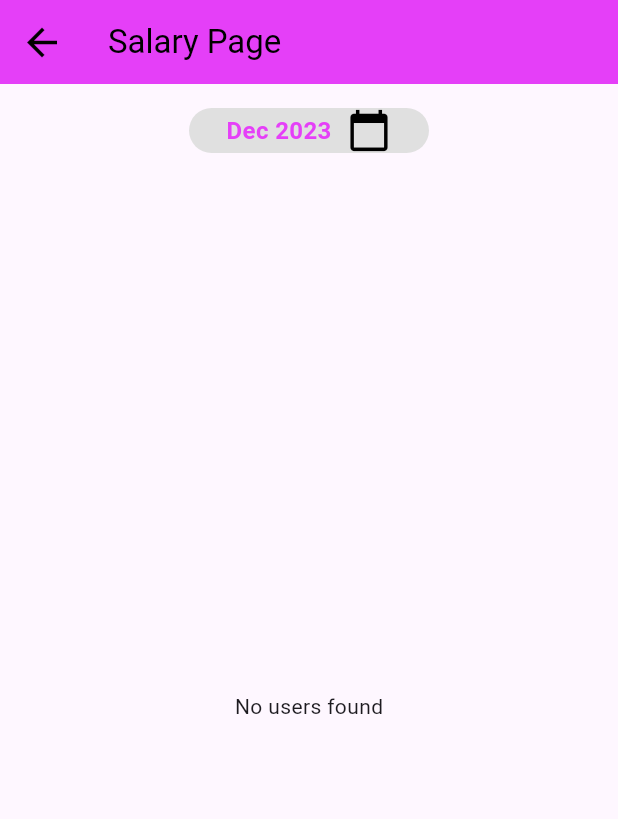
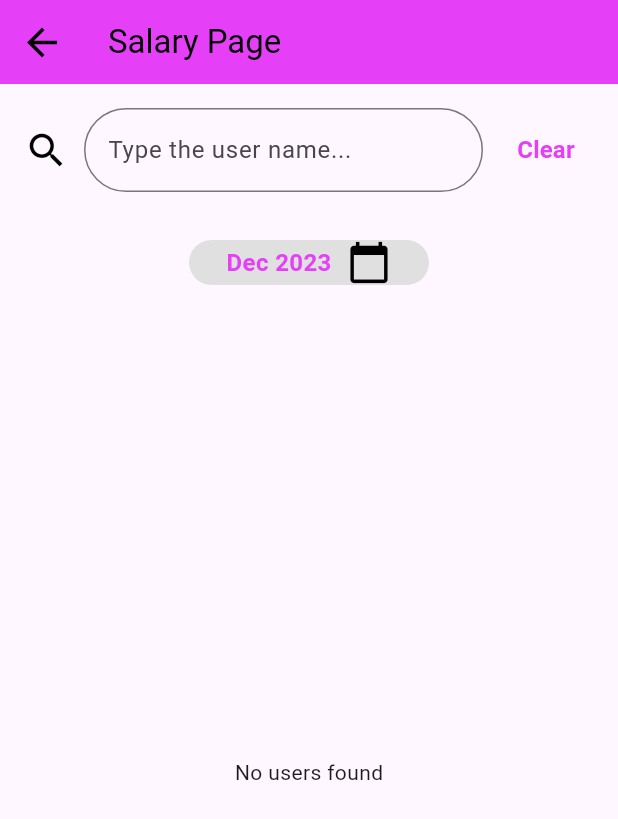
Before and after one commit to yeochunteck/Wakanda, a Flutter app: the SalaryPage screen opened directly, on a phone screen of 412 x 824 dp. Shown: the top 819 px of the screen. Run offline on Flutter 3.47's test engine with Material 3 defaults, Android fonts, the phone set to English and light mode, and no system bars; our stand-ins replace cloud_firestore, email_validator, firebase_auth, firebase_core, firebase_storage, flutter_local_notifications and 6 more; missing offline and left inert: firebase_admin, month_year_picker; accounts and stored records are empty.

Commit message:
Update salary_page.dart

```diff
--- a/lib/salary_page.dart
+++ b/lib/salary_page.dart
@@ -20,6 +20,8 @@ class SalaryPage extends StatefulWidget {
 class _SalaryPageState extends State<SalaryPage> {
   final logger = Logger();
   DateTime? _selected = DateTime.now();
+  String? _search;
+  final TextEditingController _searchController = TextEditingController();
 
   // Define the TextEditingController
   TextEditingController monthYearController = TextEditingController();
@@ -33,10 +35,76 @@ class _SalaryPageState extends State<SalaryPage> {
     monthYearController.text = '${now.month}-${now.year}';
   }
 
-  Future<List<Map<String, dynamic>>> _getFilteredUsers() async {
+  // Future<List<Map<String, dynamic>>> _getFilteredUsers() async {
+  //   final List<String> yearMonth = monthYearController.text.split('-');
+  //   final int selectedYear =
+  //       int.parse(yearMonth[1]); // Assuming year comes first in your format
+  //   final int selectedMonth = int.parse(yearMonth[0]);
+
+  //   final DateTime selectedDate =
+  //       DateTime(selectedYear, selectedMonth + 1, 0, 23, 59, 59);
+
+  //   logger.i('Selected Month: $selectedMonth');
+  //   logger.i('Selected Year: $selectedYear');
+  //   logger.i('Selected Date: $selectedDate');
+
+  //   final QuerySnapshot querySnapshot = await _firestore
+  //       .collection('users')
+  //       .where('joiningdate', isLessThanOrEqualTo: selectedDate)
+  //       .get();
+
+  //   final List<Map<String, dynamic>> filteredUsers = [];
+
+  //   for (final QueryDocumentSnapshot userDoc in querySnapshot.docs) {
+  //     final Map<String, dynamic> userData =
+  //         userDoc.data() as Map<String, dynamic>;
+
+  //     // Fetch the 'salaryHistory' subcollection
+  //     final QuerySnapshot salarySnapshot = await _firestore
+  //         .collection('users')
+  //         .doc(userDoc.id)
+  //         .collection('salaryHistory')
+  //         .orderBy('effectiveDate', descending: true)
+  //         .get();
+
+  //     // Iterate over the 'salaryHistory' documents (if any)
+  //     for (final QueryDocumentSnapshot salaryDoc in salarySnapshot.docs) {
+  //       final Map<String, dynamic> salaryData =
+  //           salaryDoc.data() as Map<String, dynamic>;
+
+  //       DateTime effectiveDate = salaryData['effectiveDate'].toDate();
+  //       // Change to UTC+8
+  //       effectiveDate = effectiveDate.add(const Duration(hours: 8));
+  //       logger.i('Effective Date: $effectiveDate');
+  //       logger.i('Current Basic Salary: ${salaryData['basicSalary']}');
+  //       logger.i('EPFNo: ${salaryData['epfNo']}');
+
+  //       logger.i('Selected Date: $selectedDate');
+  //       logger.i('Comparison Result: ${effectiveDate.isBefore(selectedDate)}');
+
+  //       // Assuming 'effectiveDate' is a DateTime field in your salary document
+  //       if (salaryData['effectiveDate'] != null &&
+  //           effectiveDate.isBefore(selectedDate)) {
+  //         logger.i("salaryData['effectiveDate'] $salaryData['effectiveDate']");
+  //         // This salary entry is effective within the selected month
+  //         final num basicSalaryTemp = salaryData['basicSalary'] ?? 0.0;
+  //         userData['basicSalary'] = basicSalaryTemp;
+  //         // widget.basicSalary = basicSalaryTemp;
+  //         logger.i(userData['image']);
+  //         // Add the user data with basic salary to the result list
+  //         filteredUsers.add(userData);
+  //         break; // Break the loop since we found the relevant salary entry
+  //       }
+  //     }
+  //   }
+
+  //   return filteredUsers;
+  // }
+
+  Future<List<Map<String, dynamic>>> _getFilteredUsers(
+      String? searchTerm) async {
     final List<String> yearMonth = monthYearController.text.split('-');
-    final int selectedYear =
-        int.parse(yearMonth[1]); // Assuming year comes first in your format
+    final int selectedYear = int.parse(yearMonth[1]);
     final int selectedMonth = int.parse(yearMonth[0]);
 
     final DateTime selectedDate =
@@ -45,6 +113,7 @@ class _SalaryPageState extends State<SalaryPage> {
     logger.i('Selected Month: $selectedMonth');
     logger.i('Selected Year: $selectedYear');
     logger.i('Selected Date: $selectedDate');
+    logger.i('searchTerm ${searchTerm?.isEmpty}');
 
     final QuerySnapshot querySnapshot = await _firestore
         .collection('users')
@@ -53,45 +122,54 @@ class _SalaryPageState extends State<SalaryPage> {
 
     final List<Map<String, dynamic>> filteredUsers = [];
 
-    for (final QueryDocumentSnapshot userDoc in querySnapshot.docs) {
-      final Map<String, dynamic> userData =
-          userDoc.data() as Map<String, dynamic>;
+    for (var doc in querySnapshot.docs) {
+      final userData = doc.data() as Map<String, dynamic>;
 
+      logger.i('userData in loop: ${userData}');
+      logger.i('doc.id ${doc.id}');
+      final userName = userData['name'].toString();
+
+      // Check if searchTerm is null or empty, or if the userName is exactly equal to the searchTerm
+      if (searchTerm == null ||
+          searchTerm.isEmpty ||
+          userName.contains(searchTerm.toLowerCase())) {
         // Fetch the 'salaryHistory' subcollection
         final QuerySnapshot salarySnapshot = await _firestore
             .collection('users')
-          .doc(userDoc.id)
+            .doc(doc.id)
             .collection('salaryHistory')
             .orderBy('effectiveDate', descending: true)
             .get();
 
         // Iterate over the 'salaryHistory' documents (if any)
-      for (final QueryDocumentSnapshot salaryDoc in salarySnapshot.docs) {
-        final Map<String, dynamic> salaryData =
-            salaryDoc.data() as Map<String, dynamic>;
+        for (var salaryDoc in salarySnapshot.docs) {
+          final salaryData = salaryDoc.data() as Map<String, dynamic>;
 
           DateTime effectiveDate = salaryData['effectiveDate'].toDate();
-        // Change to UTC+8
           effectiveDate = effectiveDate.add(const Duration(hours: 8));
           logger.i('Effective Date: $effectiveDate');
           logger.i('Current Basic Salary: ${salaryData['basicSalary']}');
           logger.i('EPFNo: ${salaryData['epfNo']}');
 
           logger.i('Selected Date: $selectedDate');
-        logger.i('Comparison Result: ${effectiveDate.isBefore(selectedDate)}');
+          logger
+              .i('Comparison Result: ${effectiveDate.isBefore(selectedDate)}');
 
+          logger.i('salaryData last: $salaryData');
           // Assuming 'effectiveDate' is a DateTime field in your salary document
           if (salaryData['effectiveDate'] != null &&
               effectiveDate.isBefore(selectedDate)) {
-          logger.i("salaryData['effectiveDate'] $salaryData['effectiveDate']");
+            logger
+                .i("salaryData['effectiveDate'] $salaryData['effectiveDate']");
             // This salary entry is effective within the selected month
             final num basicSalaryTemp = salaryData['basicSalary'] ?? 0.0;
             userData['basicSalary'] = basicSalaryTemp;
-          // widget.basicSalary = basicSalaryTemp;
             logger.i(userData['image']);
             // Add the user data with basic salary to the result list
+
             filteredUsers.add(userData);
             break; // Break the loop since we found the relevant salary entry
+          }
         }
       }
     }
@@ -122,6 +200,64 @@ class _SalaryPageState extends State<SalaryPage> {
       ),
       body: Column(
         children: [
+          Padding(
+            padding: const EdgeInsets.all(16.0),
+            child: Row(
+              children: [
+                // Search Icon
+                GestureDetector(
+                  onTap: () {
+                    // Handle search icon click
+                  },
+                  child: Icon(
+                    Icons.search,
+                    size: 30,
+                    color: Colors.black,
+                  ),
+                ),
+                const SizedBox(width: 10),
+
+                // Search TextField
+                Expanded(
+                  child: TextField(
+                    controller: _searchController, // Assign the controller
+                    onChanged: (value) {
+                      // Handle text changes
+                      setState(() {
+                        _search = value;
+                      });
+                    },
+                    decoration: InputDecoration(
+                      hintText: 'Type the user name...',
+                      border: OutlineInputBorder(
+                        borderRadius: BorderRadius.circular(30),
+                      ),
+                    ),
+                  ),
+                ),
+                const SizedBox(width: 10),
+
+                // Clear Button
+                TextButton(
+                  onPressed: () {
+                    // Handle clear button click
+                    setState(() {
+                      _search = null; // Clear the search term
+                      _searchController.clear();
+                    });
+                  },
+                  child: Text(
+                    'Clear',
+                    style: TextStyle(
+                      fontSize: 16,
+                      fontWeight: FontWeight.bold,
+                      color: Color.fromRGBO(229, 63, 248, 1),
+                    ),
+                  ),
+                ),
+              ],
+            ),
+          ),
           // Month and Calendar Icon
           // Padding around the Center widget
           Padding(
@@ -183,10 +319,19 @@ class _SalaryPageState extends State<SalaryPage> {
           // Employee Rectangles
           Expanded(
             child: FutureBuilder<List<Map<String, dynamic>>>(
-              future: _getFilteredUsers(),
+              future: _getFilteredUsers(_search),
               builder: (context, snapshot) {
                 if (snapshot.connectionState == ConnectionState.waiting) {
-                  return Center(child: CircularProgressIndicator());
+                  return const Center(
+                    child: Column(
+                      mainAxisAlignment: MainAxisAlignment.center,
+                      children: [
+                        CircularProgressIndicator(),
+                        SizedBox(height: 10), // Adjust the height as needed
+                        Text('Loading...'),
+                      ],
+                    ),
+                  );
                 } else if (snapshot.hasError) {
                   return Center(child: Text('Error: ${snapshot.error}'));
                 } else if (!snapshot.hasData || snapshot.data!.isEmpty) {
```
Lines whose indentation alone changed are shown as unchanged.
